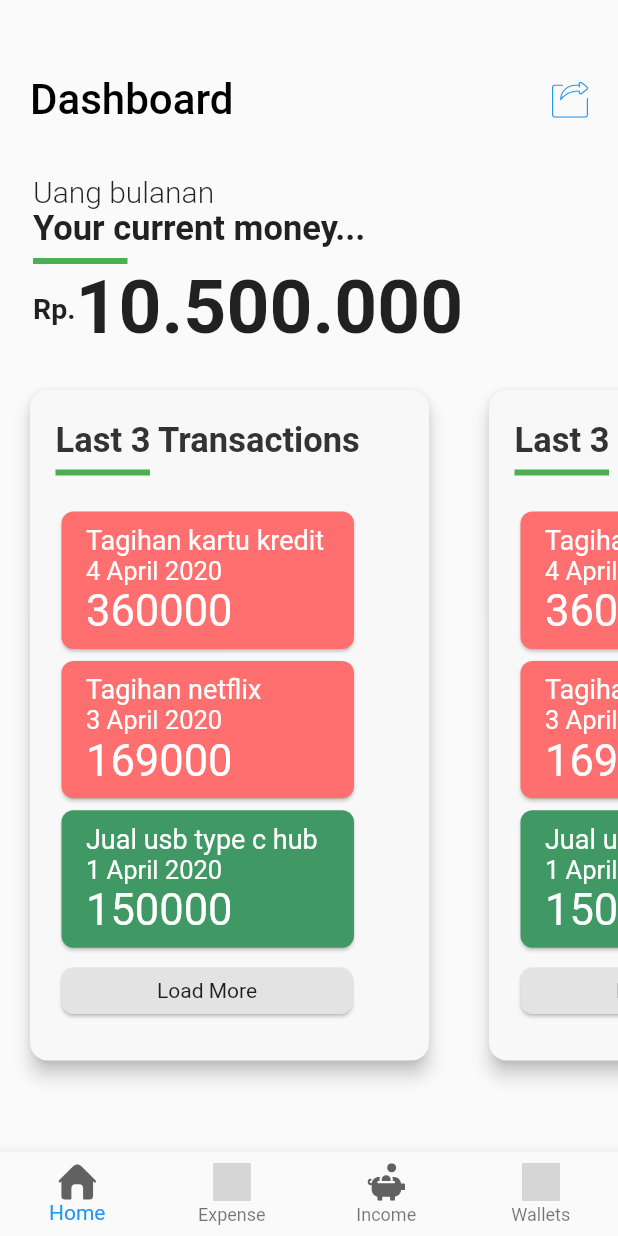
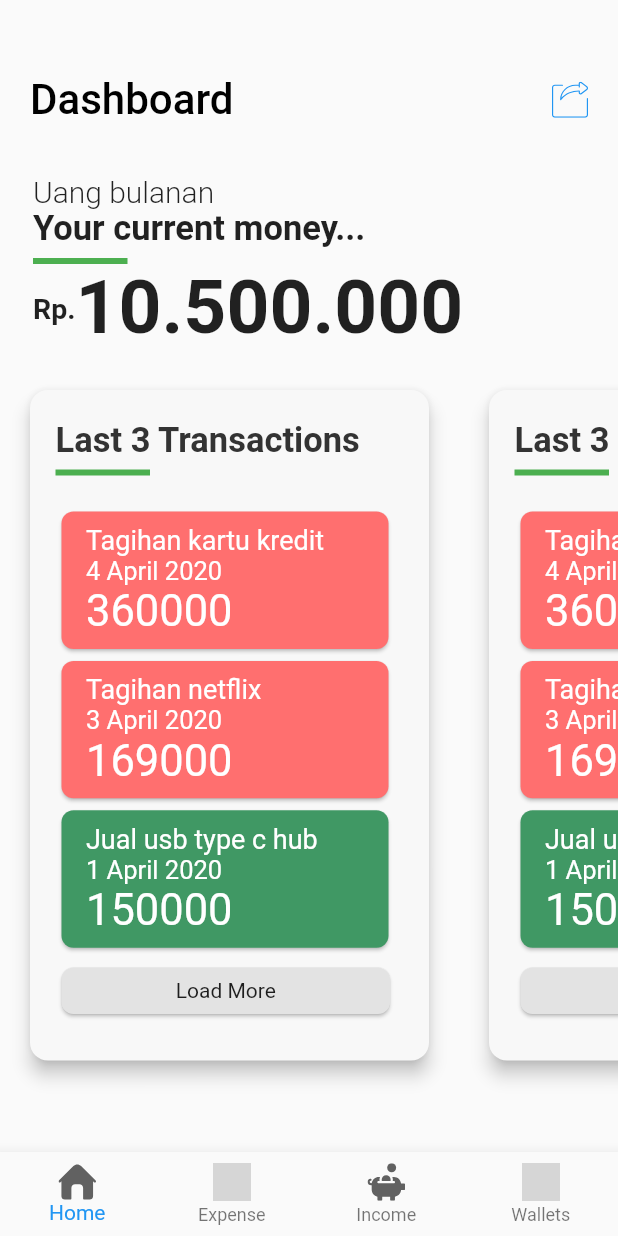
Before and after one commit to ridhoperdana/edompet, a Flutter app: the screen it shows after launch, on a phone screen of 412 x 824 dp. Run offline on Flutter 3.47's test engine with Material 2 defaults, Android fonts, the light colour scheme and no system bars; our stand-ins replace flutter_svg; grey boxes are pictures that could not be loaded.

Commit message:
feat: modify height of scrollview

```diff
--- a/lib/main.dart
+++ b/lib/main.dart
@@ -134,7 +134,7 @@ class ListViewHomeState extends State<ListViewHome> {
                     crossAxisAlignment: CrossAxisAlignment.start,
                     children: <Widget>[
                       Padding(
-                          padding: EdgeInsets.fromLTRB(17, 20, 23, 0),
+                          padding: EdgeInsets.fromLTRB(17, 20, 0, 0),
                           child: Column(
                             crossAxisAlignment: CrossAxisAlignment.start,
                             children: <Widget>[
@@ -167,7 +167,7 @@ class ListViewHomeState extends State<ListViewHome> {
                                 child: Container(
                                   alignment: Alignment.center,
                                   child: Text('Load More'),
-                                  width: 194,
+                                  width: 219,
                                   height: 31,
                                 ),
                                 shape: RoundedRectangleBorder(
@@ -293,7 +293,7 @@ class _HomeState extends State<Home> {
         ),
       ),
       Container(
-        height: 700,
+        height: 500,
         child: ListViewHome(),
         width: 1000,
       ),
```
